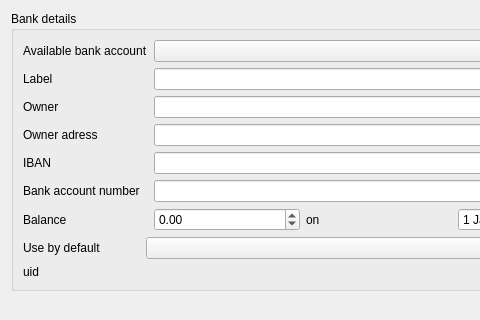
Old version of the form plugins/accountplugin/preferences/bankdetailspage.ui in the repository FreeHealth/freehealth; both pictures show x 0 to 480 and y 0 to 320 of the 627 by 424 pixel window.
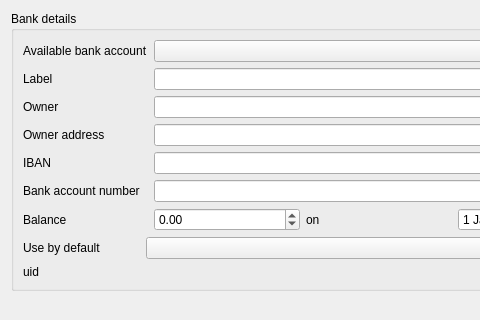
New version of the form.

Commit message: typo on adress -> address header reformatted some compil warnings

```diff
--- a/plugins/accountplugin/preferences/bankdetailspage.ui
+++ b/plugins/accountplugin/preferences/bankdetailspage.ui
@@ -95,7 +95,7 @@
       <item row="3" column="0">
        <widget class="QLabel" name="adressLabel">
         <property name="text">
-         <string>Owner adress</string>
+         <string>Owner address</string>
         </property>
        </widget>
       </item>
```
The commit also changes 1088 other files.
